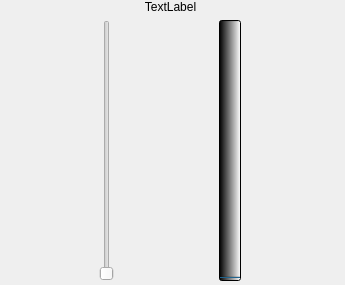
Old version of the form desktop/QT/processvolumeslider.ui in the repository Rocket009/Senior-Project.
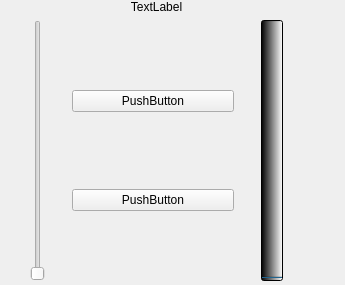
New version of the form.

Diff of the .ui file:
```diff
--- a/desktop/QT/processvolumeslider.ui
+++ b/desktop/QT/processvolumeslider.ui
@@ -22,9 +22,9 @@
   <widget class="QWidget" name="verticalLayoutWidget">
    <property name="geometry">
     <rect>
-     <x>0</x>
+     <x>30</x>
      <y>0</y>
-     <width>341</width>
+     <width>253</width>
      <height>281</height>
     </rect>
    </property>
@@ -41,6 +41,9 @@
     </item>
     <item>
      <layout class="QHBoxLayout" name="horizontalLayout">
+      <property name="spacing">
+       <number>7</number>
+      </property>
       <item>
        <widget class="QSlider" name="Master_Volume_Sider">
         <property name="sizePolicy">
@@ -54,6 +57,68 @@
         </property>
        </widget>
       </item>
+      <item>
+       <spacer name="horizontalSpacer">
+        <property name="orientation">
+         <enum>Qt::Orientation::Horizontal</enum>
+        </property>
+        <property name="sizeType">
+         <enum>QSizePolicy::Policy::Fixed</enum>
+        </property>
+        <property name="sizeHint" stdset="0">
+         <size>
+          <width>20</width>
+          <height>20</height>
+         </size>
+        </property>
+       </spacer>
+      </item>
+      <item>
+       <layout class="QVBoxLayout" name="verticalLayout_2">
+        <property name="spacing">
+         <number>7</number>
+        </property>
+        <item>
+         <widget class="QPushButton" name="pushButton">
+          <property name="sizePolicy">
+           <sizepolicy hsizetype="Minimum" vsizetype="Maximum">
+            <horstretch>0</horstretch>
+            <verstretch>0</verstretch>
+           </sizepolicy>
+          </property>
+          <property name="layoutDirection">
+           <enum>Qt::LayoutDirection::LeftToRight</enum>
+          </property>
+          <property name="text">
+           <string>PushButton</string>
+          </property>
+         </widget>
+        </item>
+        <item>
+         <widget class="QPushButton" name="pushButton_2">
+          <property name="text">
+           <string>PushButton</string>
+          </property>
+         </widget>
+        </item>
+       </layout>
+      </item>
+      <item>
+       <spacer name="horizontalSpacer_2">
+        <property name="orientation">
+         <enum>Qt::Orientation::Horizontal</enum>
+        </property>
+        <property name="sizeType">
+         <enum>QSizePolicy::Policy::Fixed</enum>
+        </property>
+        <property name="sizeHint" stdset="0">
+         <size>
+          <width>20</width>
+          <height>20</height>
+         </size>
+        </property>
+       </spacer>
+      </item>
       <item>
        <widget class="QProgressBar" name="Master_Volume_Progress">
         <property name="enabled">
```
